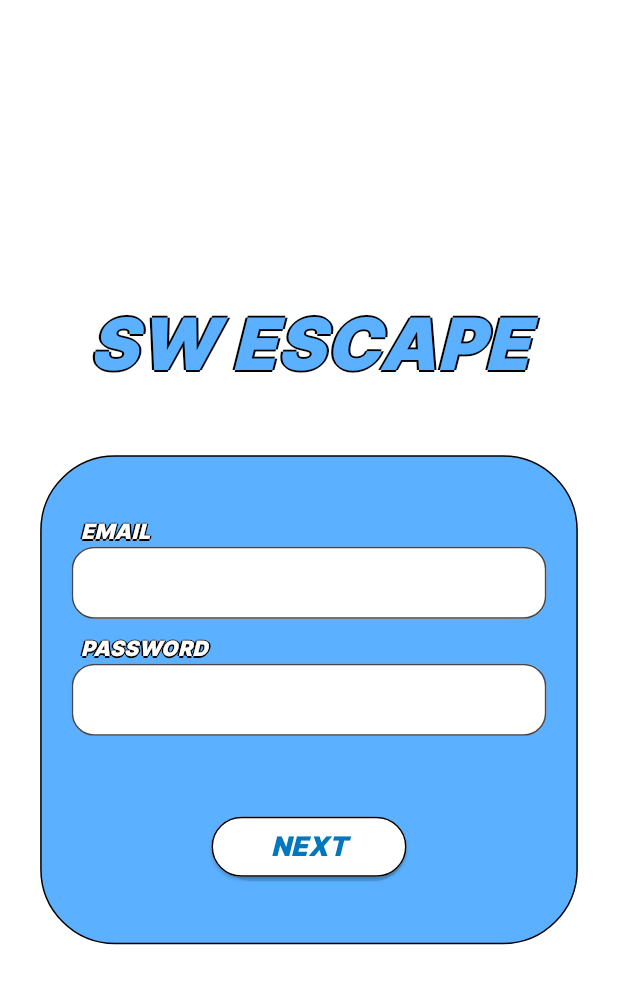
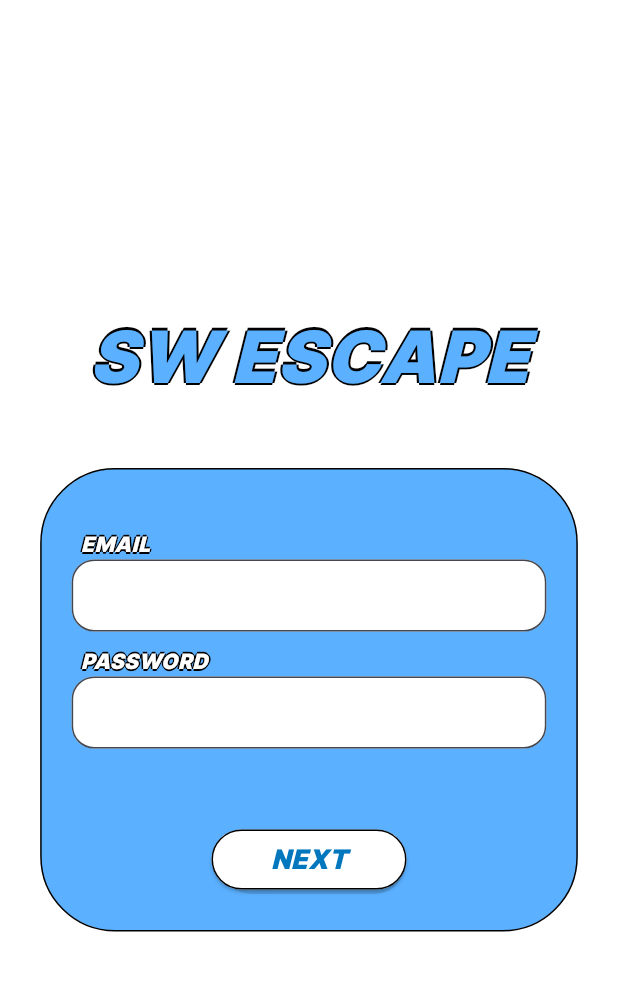
Before and after one commit to sw-escape/sw-escape, a Flutter app: the SignupForm screen opened directly, on a phone screen of 412 x 824 dp. Shown: the top 984 px of the screen. Run offline on Flutter 3.47's test engine with Material 3 defaults, Android fonts, the phone set to English and light mode, and no system bars; our stand-ins replace firebase_auth, firebase_core; accounts and stored records are empty.

Commit message:
회원가입 키보드 overflow 수정

```diff
--- a/lib/signup.dart
+++ b/lib/signup.dart
@@ -30,6 +30,11 @@ class _SignupFormState extends State<SignupForm> {
 
   @override
   Widget build(BuildContext context) {
+    final screenHeight = MediaQuery.of(context).size.height;
+    final keyboardHeight = MediaQuery.of(context).viewInsets.bottom;
+
+    final availableHeight = screenHeight - keyboardHeight;
+
     return Scaffold(
       body: Container(
         color: Colors.white,
@@ -55,7 +60,9 @@ class _SignupFormState extends State<SignupForm> {
               ),
               SizedBox(height: 40),
               Container(
-                width: MediaQuery.of(context).size.width * 0.87, // 큰 박스 크기
+                width: MediaQuery.of(context).size.width * 0.87,
+                height: MediaQuery.of(context).size.height * 0.375,
+
                 decoration: BoxDecoration(
                   color: Color(0xFF5BB0FF),
                   borderRadius: BorderRadius.circular(50), // 큰 박스 모서리 둥글게
```
